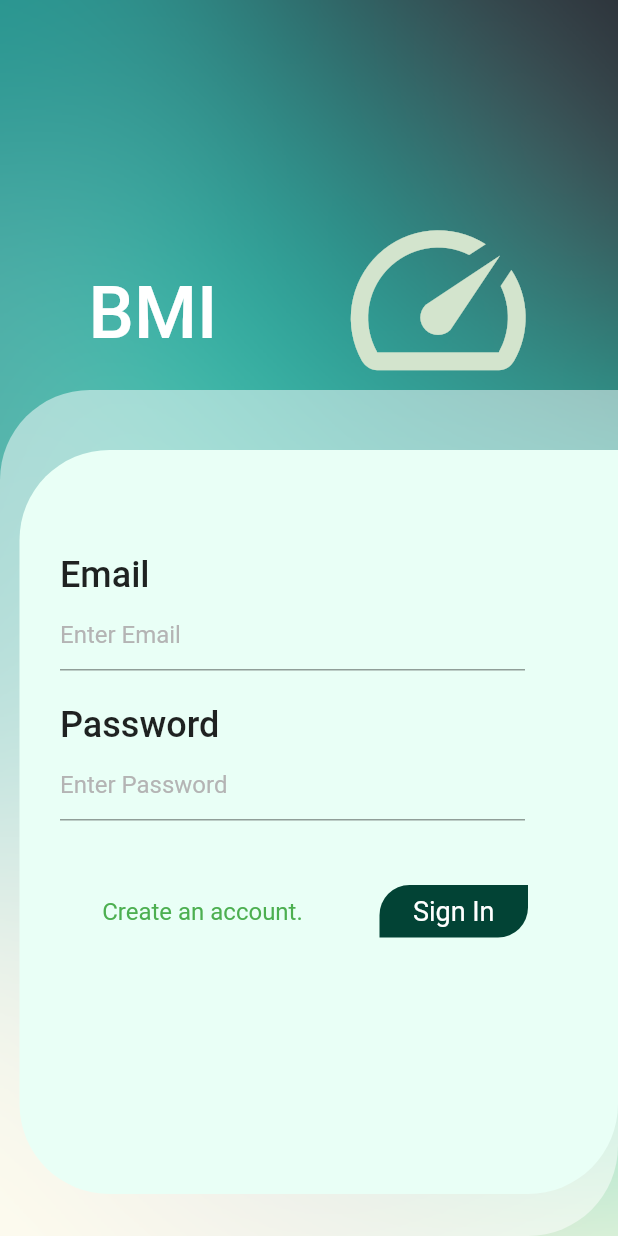
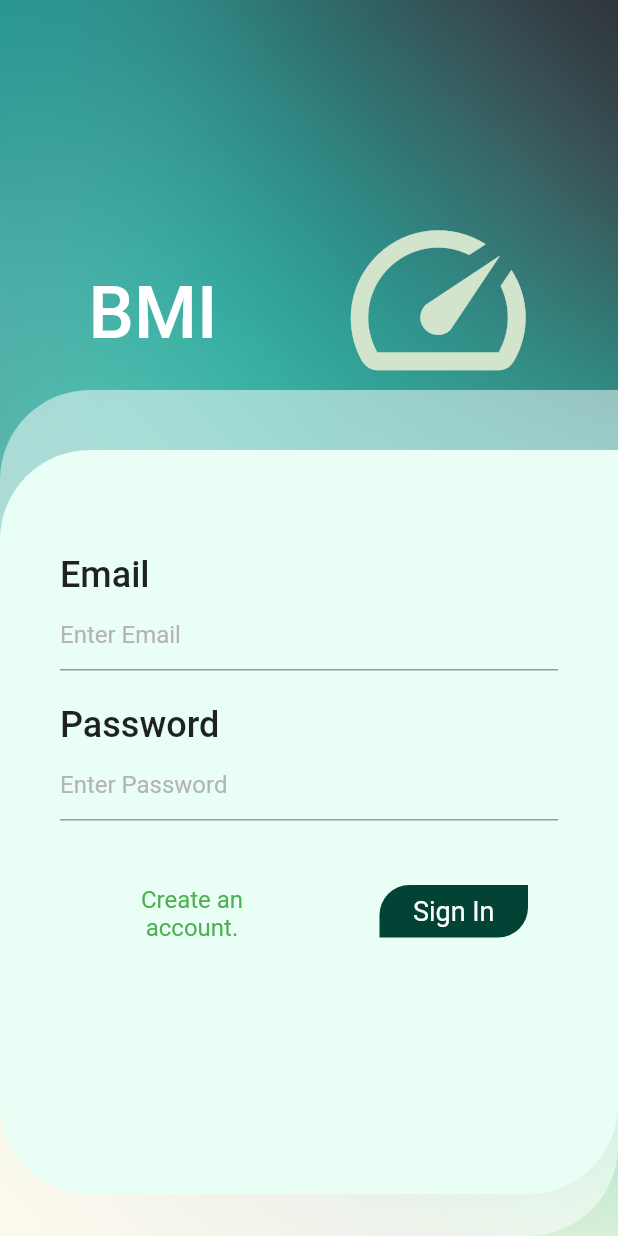
Before and after one commit to DeathCatx/BMI, a Flutter app: the screen it shows after launch, on a phone screen of 412 x 824 dp. Run offline on Flutter 3.47's test engine with Material 2 defaults, Android fonts, the phone set to English and light mode, and no system bars; our stand-ins replace charts_flutter, firebase_auth, firebase_core, firebase_database; accounts and stored records are empty; Roboto replaces fonts that are missing (Poppins-Medium).

Commit message:
tidy up login GUI

```diff
--- a/lib/components/login_detail.dart
+++ b/lib/components/login_detail.dart
@@ -81,6 +81,7 @@ class _LoginsState extends State<Logins> {
           ),
           Positioned(
               left: 40,
+              right: 40,
               top: 129,
               child: SizedBox(
                 width: 310,
@@ -108,6 +109,7 @@ class _LoginsState extends State<Logins> {
           ),
           Positioned(
               left: 40,
+              right: 40,
               top: 229,
               child: SizedBox(
                 width: 310,
@@ -124,28 +126,6 @@ class _LoginsState extends State<Logins> {
                   ),
                 ),
               )),
-          /*const Positioned(
-              right: 60,
-              top: 296,
-              child: Text(
-                'Forgot Password',
-                style: TextStyle(
-                    color: forgotPasswordText,
-                    fontSize: 16,
-                    fontFamily: 'Poppins-Medium',
-                    fontWeight: FontWeight.w600),
-              )),
-          const Positioned(
-              left: 87,
-              top: 375,
-              child: Text(
-                'Remember Me',
-                style: TextStyle(
-                    color: forgotPasswordText,
-                    fontSize: 16,
-                    fontFamily: 'Poppins-Medium',
-                    fontWeight: FontWeight.w500),
-              )),*/
           Positioned(
               top: 320,
               right: 60,
@@ -175,6 +155,7 @@ class _LoginsState extends State<Logins> {
           Positioned(
               top: 320,
               left: 50,
+              right: MediaQuery.of(context).size.width/2,
               child: SizedBox(
                 width: 170,
                 height: 35,
--- a/lib/screens/login.dart
+++ b/lib/screens/login.dart
@@ -47,74 +47,12 @@ class _LoginState extends State<Login> {
                 color: Color.fromRGBO(211, 228, 205, 1),
               ),
             ),
-            Positioned(top: 260, right: 0, bottom: 0, child: LayerOne()),
-            Positioned(top: 300, right: 0, bottom: 28, child: LayerTwo()),
-            Positioned(top: 270, right: 0, bottom: 10, child: Logins()),
-            /*Positioned(
-                child: Column(
-                  mainAxisAlignment: MainAxisAlignment.center,
-                  children: [
-                    TextField(
-                      onChanged: (value){
-                        _email = value;
-                      },
-                      decoration: const InputDecoration(
-                          hintText: "Email"
-                      ),
-                    ),
-                    TextField(
-                      obscureText: true,
-                      onChanged: (value){
-                        _password = value;
-                      },
-                      decoration: const InputDecoration(
-                          hintText: "Password"
-                      ),
-                    ),
-                  ],
-                ),
-            ),*/
+            Positioned(top: 260, left: 0, right: 0, bottom: 0, child: LayerOne()),
+            Positioned(top: 300, left: 0, right: 0, bottom: 28, child: LayerTwo()),
+            Positioned(top: 270, left: 0, right: 0, bottom: 10, child: Logins()),
           ]
         )
       )
-      /*body: Padding(
-        padding: const EdgeInsets.all(16.0),
-        child: Column(
-          mainAxisAlignment: MainAxisAlignment.center,
-          children: [
-            TextField(
-              onChanged: (value){
-                _email = value;
-              },
-              decoration: const InputDecoration(
-                hintText: "Email"
-              ),
-            ),
-            TextField(
-              obscureText: true,
-              onChanged: (value){
-                _password = value;
-              },
-              decoration: const InputDecoration(
-                hintText: "Password"
-              ),
-            ),
-            Row(
-              mainAxisAlignment: MainAxisAlignment.center,
-              children: [
-                MaterialButton(
-                  onPressed: _loginUser,
-                  child: const Text("Login"),
-                ),
-                MaterialButton(
-                  onPressed: _createUser,
-                  child: const Text("Create New Account"),
-                ),
-              ],
-            )
-          ]
-        ),
-      )*/
     );
   }
 }
```
